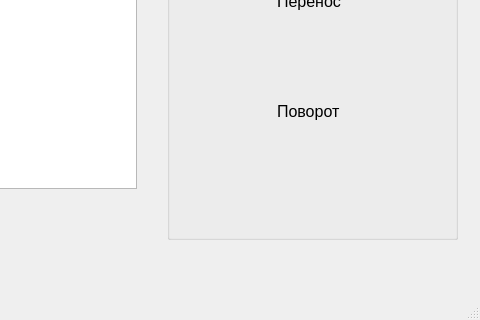
Qt form l1/mainwindow.ui (Sh1r0-DCI/oop) before a commit; both pictures show x 613 to 1093 and y 171 to 491 of the 1093 by 491 pixel window.
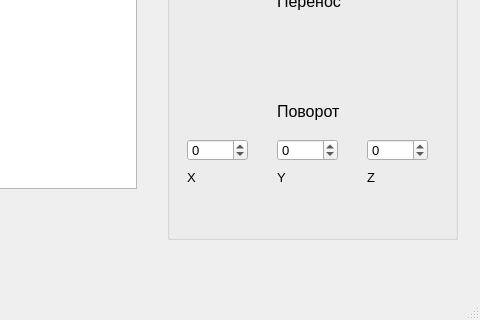
The same form after that commit.

The edit to the form file:
```diff
--- a/l1/mainwindow.ui
+++ b/l1/mainwindow.ui
@@ -153,6 +153,96 @@
       <string>Поворот</string>
      </property>
     </widget>
+    <widget class="QSpinBox" name="spinBox_rot_x">
+     <property name="geometry">
+      <rect>
+       <x>20</x>
+       <y>300</y>
+       <width>61</width>
+       <height>22</height>
+      </rect>
+     </property>
+     <property name="minimum">
+      <number>-359</number>
+     </property>
+     <property name="maximum">
+      <number>359</number>
+     </property>
+     <property name="value">
+      <number>0</number>
+     </property>
+    </widget>
+    <widget class="QSpinBox" name="spinBox_rot_y">
+     <property name="geometry">
+      <rect>
+       <x>110</x>
+       <y>300</y>
+       <width>61</width>
+       <height>22</height>
+      </rect>
+     </property>
+     <property name="minimum">
+      <number>-359</number>
+     </property>
+     <property name="maximum">
+      <number>359</number>
+     </property>
+    </widget>
+    <widget class="QSpinBox" name="spinBox_rot_z">
+     <property name="geometry">
+      <rect>
+       <x>200</x>
+       <y>300</y>
+       <width>61</width>
+       <height>22</height>
+      </rect>
+     </property>
+     <property name="minimum">
+      <number>-359</number>
+     </property>
+     <property name="maximum">
+      <number>359</number>
+     </property>
+    </widget>
+    <widget class="QLabel" name="label_5">
+     <property name="geometry">
+      <rect>
+       <x>20</x>
+       <y>330</y>
+       <width>21</width>
+       <height>16</height>
+      </rect>
+     </property>
+     <property name="text">
+      <string>X</string>
+     </property>
+    </widget>
+    <widget class="QLabel" name="label_6">
+     <property name="geometry">
+      <rect>
+       <x>110</x>
+       <y>330</y>
+       <width>21</width>
+       <height>16</height>
+      </rect>
+     </property>
+     <property name="text">
+      <string>Y</string>
+     </property>
+    </widget>
+    <widget class="QLabel" name="label_8">
+     <property name="geometry">
+      <rect>
+       <x>200</x>
+       <y>330</y>
+       <width>21</width>
+       <height>16</height>
+      </rect>
+     </property>
+     <property name="text">
+      <string>Z</string>
+     </property>
+    </widget>
    </widget>
    <zorder>groupBox</zorder>
    <zorder>graphicsView</zorder>
```
Left out of the diff: 8 changed lines with no effect on the pictures.
